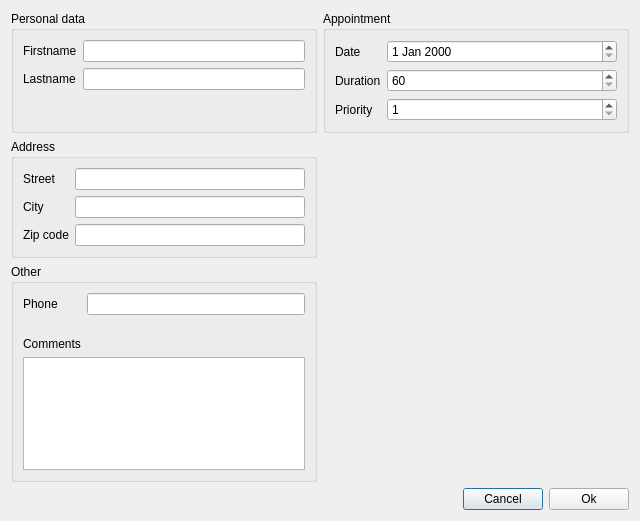
The window that addclientwindow.ui (mariedegen/QtProject) describes before a commit, drawn with Qt 5.
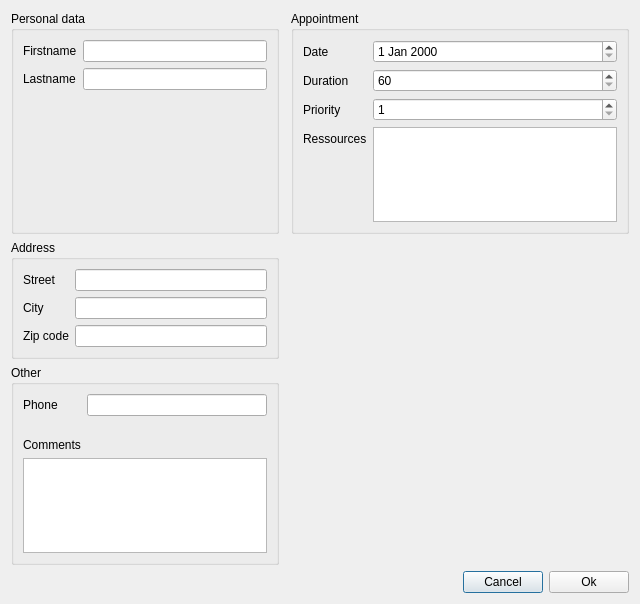
The same window after the commit. Icons and pictures are not drawn.

Commit message: listView client

Patch:
```diff
--- a/addclientwindow.ui
+++ b/addclientwindow.ui
@@ -7,7 +7,7 @@
     <x>0</x>
     <y>0</y>
     <width>640</width>
-    <height>521</height>
+    <height>604</height>
    </rect>
   </property>
   <property name="windowTitle">
@@ -22,6 +22,45 @@
   </property>
   <layout class="QGridLayout" name="gridLayout_2">
    <item row="2" column="1">
+    <widget class="QGroupBox" name="groupBox_4">
+     <property name="title">
+      <string>Address</string>
+     </property>
+     <layout class="QFormLayout" name="formLayout_3">
+      <item row="0" column="0">
+       <widget class="QLabel" name="streetLbl">
+        <property name="text">
+         <string>Street</string>
+        </property>
+       </widget>
+      </item>
+      <item row="0" column="1">
+       <widget class="QLineEdit" name="streetInput"/>
+      </item>
+      <item row="1" column="0">
+       <widget class="QLabel" name="cityLbl">
+        <property name="text">
+         <string>City</string>
+        </property>
+       </widget>
+      </item>
+      <item row="1" column="1">
+       <widget class="QLineEdit" name="cityInput"/>
+      </item>
+      <item row="2" column="0">
+       <widget class="QLabel" name="zipCodeLbl">
+        <property name="text">
+         <string>Zip code</string>
+        </property>
+       </widget>
+      </item>
+      <item row="2" column="1">
+       <widget class="QLineEdit" name="zipCodeInput"/>
+      </item>
+     </layout>
+    </widget>
+   </item>
+   <item row="5" column="1">
     <widget class="QGroupBox" name="groupBox_3">
      <property name="title">
       <string>Other</string>
@@ -92,46 +131,46 @@
      </layout>
     </widget>
    </item>
-   <item row="1" column="1">
-    <widget class="QGroupBox" name="groupBox_4">
-     <property name="title">
-      <string>Address</string>
-     </property>
-     <layout class="QFormLayout" name="formLayout_3">
-      <item row="0" column="0">
-       <widget class="QLabel" name="streetLbl">
-        <property name="text">
-         <string>Street</string>
-        </property>
-       </widget>
-      </item>
-      <item row="0" column="1">
-       <widget class="QLineEdit" name="streetInput"/>
-      </item>
-      <item row="1" column="0">
-       <widget class="QLabel" name="cityLbl">
+   <item row="6" column="1" colspan="3">
+    <layout class="QHBoxLayout" name="horizontalLayout">
+     <item>
+      <spacer name="horizontalSpacer_2">
+       <property name="orientation">
+        <enum>Qt::Horizontal</enum>
+       </property>
+       <property name="sizeHint" stdset="0">
+        <size>
+         <width>40</width>
+         <height>20</height>
+        </size>
+       </property>
+      </spacer>
+     </item>
+     <item>
+      <widget class="QPushButton" name="cancel_btn">
         <property name="text">
-         <string>City</string>
-        </property>
-       </widget>
-      </item>
-      <item row="1" column="1">
-       <widget class="QLineEdit" name="cityInput"/>
-      </item>
-      <item row="2" column="0">
-       <widget class="QLabel" name="zipCodeLbl">
+        <string>Cancel</string>
+       </property>
+       <property name="icon">
+        <iconset resource="tpqt.qrc">
+         <normaloff>:/icon/cancel.png</normaloff>:/icon/cancel.png</iconset>
+       </property>
+      </widget>
+     </item>
+     <item>
+      <widget class="QPushButton" name="ok_btn">
         <property name="text">
-         <string>Zip code</string>
-        </property>
-       </widget>
-      </item>
-      <item row="2" column="1">
-       <widget class="QLineEdit" name="zipCodeInput"/>
-      </item>
-     </layout>
-    </widget>
+        <string>Ok</string>
+       </property>
+       <property name="icon">
+        <iconset resource="tpqt.qrc">
+         <normaloff>:/icon/checked.png</normaloff>:/icon/checked.png</iconset>
+       </property>
+      </widget>
+     </item>
+    </layout>
    </item>
-   <item row="0" column="2">
+   <item row="0" column="3">
     <widget class="QGroupBox" name="groupBox_2">
      <property name="title">
       <string>Appointment</string>
@@ -181,60 +220,18 @@
         </property>
        </widget>
       </item>
-     </layout>
-    </widget>
-   </item>
-   <item row="3" column="1" colspan="2">
-    <layout class="QHBoxLayout" name="horizontalLayout">
-     <item>
-      <spacer name="horizontalSpacer_2">
-       <property name="orientation">
-        <enum>Qt::Horizontal</enum>
-       </property>
-       <property name="sizeHint" stdset="0">
-        <size>
-         <width>40</width>
-         <height>20</height>
-        </size>
-       </property>
-      </spacer>
-     </item>
-     <item>
-      <widget class="QPushButton" name="cancel_btn">
+      <item row="3" column="0">
+       <widget class="QLabel" name="label">
        <property name="text">
-        <string>Cancel</string>
-       </property>
-       <property name="icon">
-        <iconset resource="tpqt.qrc">
-         <normaloff>:/icon/cancel.png</normaloff>:/icon/cancel.png</iconset>
-       </property>
-      </widget>
-     </item>
-     <item>
-      <widget class="QPushButton" name="ok_btn">
-       <property name="text">
-        <string>Ok</string>
-       </property>
-       <property name="icon">
-        <iconset resource="tpqt.qrc">
-         <normaloff>:/icon/checked.png</normaloff>:/icon/checked.png</iconset>
-       </property>
-      </widget>
-     </item>
-    </layout>
-   </item>
-   <item row="1" column="2">
-    <spacer name="horizontalSpacer_3">
-     <property name="orientation">
-      <enum>Qt::Horizontal</enum>
-     </property>
-     <property name="sizeHint" stdset="0">
-      <size>
-       <width>40</width>
-       <height>20</height>
-      </size>
-     </property>
-    </spacer>
+         <string>Ressources</string>
+        </property>
+       </widget>
+      </item>
+      <item row="3" column="1">
+       <widget class="QListView" name="ressourceList"/>
+      </item>
+     </layout>
+    </widget>
    </item>
   </layout>
  </widget>
```
Lines whose indentation alone changed are shown as unchanged. The commit also changes 4 other files.
